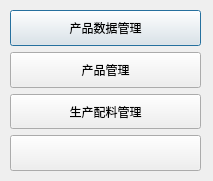
First picture: the form in ui/EntranceDialog.ui, repository ChenZebin9/python_pdm_2, before the edit.
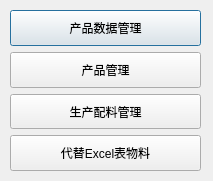
Second picture: the form after the edit.

Commit message: 增加了修改Excel文件清单的工件。

```diff
--- a/ui/EntranceDialog.ui
+++ b/ui/EntranceDialog.ui
@@ -83,7 +83,7 @@
        </sizepolicy>
       </property>
       <property name="text">
-       <string/>
+       <string>代替Excel表物料</string>
       </property>
      </widget>
     </item>
```
The commit also changes 30 other files.
